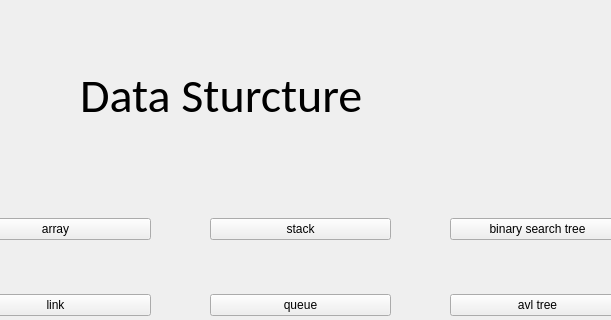
Old version of the form DSVis/WINDOW/model1_main.ui in the repository Dreamerryao/CPlusPlus-Project; both pictures show x 90 to 701 and y 0 to 320 of the 800 by 600 pixel window.
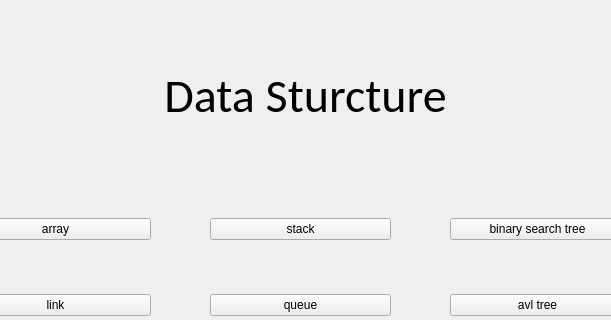
New version of the form.

The edit to the form file:
```diff
--- a/DSVis/WINDOW/model1_main.ui
+++ b/DSVis/WINDOW/model1_main.ui
@@ -144,6 +144,9 @@
     <property name="text">
      <string>Data Sturcture</string>
     </property>
+    <property name="alignment">
+     <set>Qt::AlignCenter</set>
+    </property>
    </widget>
   </widget>
   <widget class="QMenuBar" name="menubar">
```
Left out of the diff: 2 changed lines with no effect on the pictures.
